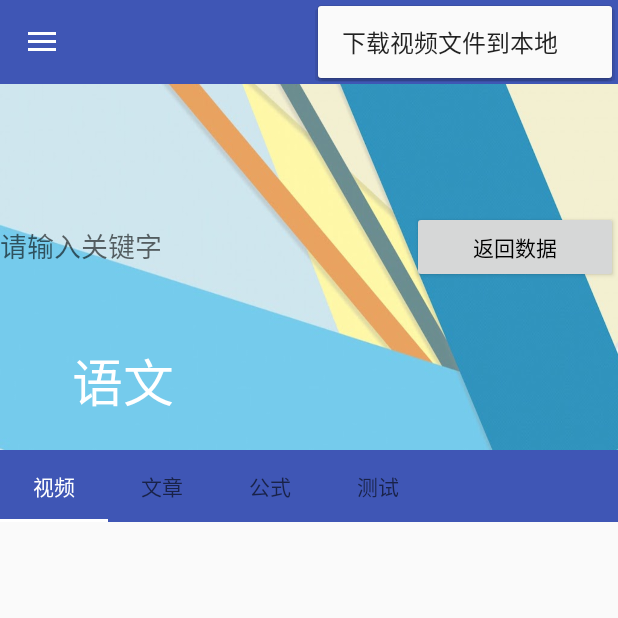
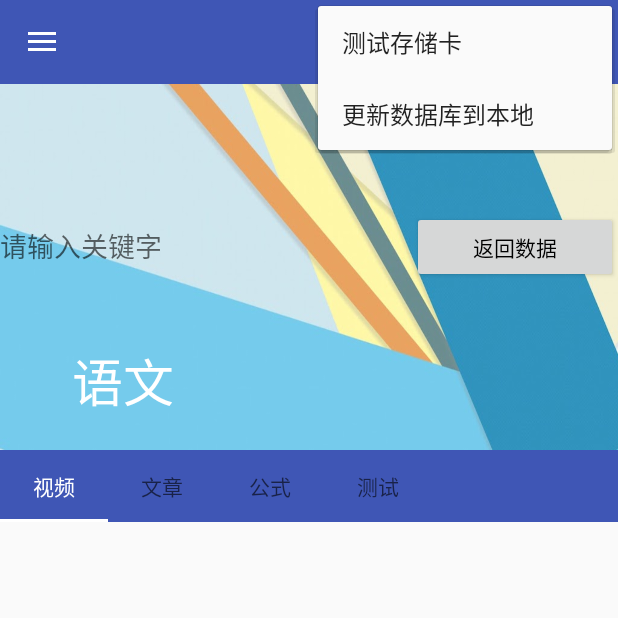
Before and after one commit to sailman99/gaokao, an Android app: the screen it shows after launch (MyActivity), with the options menu open, on a phone screen of 412 x 824 dp, the top half of it. Run offline under Robolectric (Android 15) with nearby library versions, the phone set to English and light mode, and no system bars.

Commit message:
20170818

```diff
--- /dev/null
+++ b/app/src/main/java/com/sailman/gaokao/DBHelper.java
@@ -0,0 +1,65 @@
+
+package com.sailman.gaokao;
+
+
+
+import android.content.Context;
+import android.database.Cursor;
+import android.database.sqlite.SQLiteDatabase;
+import android.database.sqlite.SQLiteOpenHelper;
+
+public class DBHelper extends SQLiteOpenHelper {
+
+	private static final String DATABASE_NAME = "gaokao.db";
+	private static final int DATABASE_VERSION = 1;
+	private Context context;
+	public DBHelper(Context context) {
+		//CursorFactory设置为null,使用默认值
+		super(context, DATABASE_NAME, null, DATABASE_VERSION);
+		this.context=context;
+	}
+
+
+	@Override
+	public void onCreate(SQLiteDatabase db) {
+		try{
+			// TODO Auto-generated method stub
+
+			db.execSQL("CREATE TABLE IF NOT EXISTS gaokao_vedioartitle(vedioartitleid integer PRIMARY KEY," +
+					"title char(400)," +
+					"url   char(400)," +
+					"subjectid char(3)," +
+					"typeid char(3)," +
+					"keyword char(200)," +
+					"imageurl char(400)," +
+					"comments char(1200)," +
+					"publication date," +
+					"inputdate date," +
+					"labelclassificationid integer," +
+					"subjectchapterid integer," +
+					"vedio char(1)," +
+					"content char(1)," +
+					"learn char(1)," +
+					"stay char(1))");
+			db.execSQL("CREATE TABLE IF NOT EXISTS gaokao_labelclassification(labelclassificationid integer PRIMARY KEY," +
+					"subjectid char(3)," +
+					"labelname char(40))");
+			db.execSQL("CREATE TABLE IF NOT EXISTS gaokao_subjectchapter(subjectchapterid integer PRIMARY KEY," +
+					"subjectid char(3)," +
+					"chaptername char(40))");
+			db.execSQL("CREATE TABLE IF NOT EXISTS gaokao_lookrec(vedioartitleid integer ," +
+					"lookdate date,  PRIMARY KEY(vedioartitleid,lookdate))");
+
+		}catch(Exception e){
+			System.out.println(e.toString());
+		}
+
+	}
+
+	@Override
+	public void onUpgrade(SQLiteDatabase db, int oldVersion, int newVersion) {
+		// TODO Auto-generated method stub
+
+	}
+
+}
--- /dev/null
+++ b/app/src/main/java/com/sailman/gaokao/DbAdaptor.java
@@ -0,0 +1,39 @@
+
+package com.sailman.gaokao;
+
+import android.content.Context;
+import android.database.sqlite.SQLiteDatabase;
+
+public class DbAdaptor {
+
+
+	 private static int count;
+	 private static DbAdaptor dbAdaptor = null;
+	 private SQLiteDatabase db;
+
+
+
+	 private DbAdaptor(Context ctx){
+		  DBHelper help = new DBHelper(ctx);
+		  db = help.getWritableDatabase();
+	 }
+	 public SQLiteDatabase getdb(){
+		 return db;
+	 }
+	 public static DbAdaptor getInstance(Context ctx){
+		  if(null == dbAdaptor){
+			  dbAdaptor = new DbAdaptor(ctx);
+		  }
+		  count++;
+
+		  return dbAdaptor;
+	 }
+
+	 public void release(){
+		 count--;
+		 if(count == 0){
+		  	db.close();
+		  	dbAdaptor = null;
+		 }
+	 }
+}
--- a/app/src/main/java/com/sailman/gaokao/MyFragment.java
+++ b/app/src/main/java/com/sailman/gaokao/MyFragment.java
@@ -1,46 +1,21 @@
-/*
- *
- *  *
- *  *  *
- *  *  *  * ===================================
- *  *  *  * Copyright (c) 2016.
- *  *  *  * 作者：安卓猴
- *  *  *  * 微博：@安卓猴
- *  *  *  * 博客：http://sunjiajia.com
- *  *  *  * Github：https://github.com/opengit
- *  *  *  *
- *  *  *  * 注意**：如果您使用或者修改该代码，请务必保留此版权信息。
- *  *  *  * ===================================
- *  *  *
- *  *  *
- *  *
- *
- */
 
 package com.sailman.gaokao;
 
 import android.content.Intent;
 import android.os.Bundle;
-import android.os.Handler;
 import android.support.annotation.Nullable;
 import android.support.v4.app.Fragment;
 import android.support.v4.widget.SwipeRefreshLayout;
-import android.support.v7.widget.GridLayoutManager;
 import android.support.v7.widget.LinearLayoutManager;
 import android.support.v7.widget.RecyclerView;
-import android.support.v7.widget.StaggeredGridLayoutManager;
-import android.util.Log;
 import android.view.LayoutInflater;
 import android.view.View;
 import android.view.ViewGroup;
 
 import com.sailman.gaokao.adapter.MyRecyclerViewAdapter;
-import com.sailman.gaokao.utils.SnackbarUtil;
 
 import org.json.JSONArray;
 
-import java.util.ArrayList;
-import java.util.Arrays;
 
 /**
  * Created by Monkey on 2015/6/29.
@@ -65,8 +40,16 @@ public class MyFragment extends Fragment
   private static final int SPAN_COUNT = 2;
   private int flag = 0;
 
+  private String label_ThreadVar;
+  private String chapter_ThreadVar;
 
+  public void setLabel_ThreadVar(String label_threadVar){
+    this.label_ThreadVar=label_threadVar;
+  }
 
+  public void setChapter_ThreadVar(String chapter_threadVar){
+    this.chapter_ThreadVar=chapter_threadVar;
+  }
   public void addData(String vedioartitle){
       mRecyclerViewAdapter.mDatas.clear();
      // ArrayList<Gaokao_vedioartitleSendPhone> gaokao_vedioartitleSendPhoneList = new ArrayList<>();
@@ -212,6 +195,8 @@ public class MyFragment extends Fragment
     intent.putExtra("content",gaokao_vedioartitleSendPhone.getContent());
     intent.putExtra("learn",gaokao_vedioartitleSendPhone.getLearn());
     intent.putExtra("stay",gaokao_vedioartitleSendPhone.getStay());
+    intent.putExtra("label_ThreadVar",label_ThreadVar);
+    intent.putExtra("chapter_ThreadVar",chapter_ThreadVar);
     startActivity(intent);
   }
 
--- a/app/src/main/java/com/sailman/gaokao/adapter/MyRecyclerViewAdapter.java
+++ b/app/src/main/java/com/sailman/gaokao/adapter/MyRecyclerViewAdapter.java
@@ -23,8 +23,10 @@ import android.app.Activity;
 import android.content.Context;
 import android.graphics.Bitmap;
 import android.graphics.Color;
+import android.graphics.drawable.Drawable;
 import android.os.Handler;
 import android.os.Message;
+import android.support.annotation.Nullable;
 import android.support.v7.widget.RecyclerView;
 import android.util.Log;
 import android.view.LayoutInflater;
@@ -58,12 +60,12 @@ public class MyRecyclerViewAdapter extends RecyclerView.Adapter<MyRecyclerViewHo
   }
 
   public Context mContext;
-  public String  rootPath;
+  public String[]  rootPath;
   public List<Gaokao_vedioartitleSendPhone> mDatas;
   public LayoutInflater mLayoutInflater;
 
 
-  public MyRecyclerViewAdapter(Context mContext, String rootPath) {
+  public MyRecyclerViewAdapter(Context mContext, String[] rootPath) {
     this.rootPath=rootPath;
     this.mContext = mContext;
     mLayoutInflater = LayoutInflater.from(mContext);
@@ -115,26 +117,28 @@ public class MyRecyclerViewAdapter extends RecyclerView.Adapter<MyRecyclerViewHo
     }else{
         holder.mCard.setBackgroundColor(Color.parseColor("#f5e7f4"));
     }
+    holder.mVedio.setText("");
     if("0".equals(gaokao_vedioartitleSendPhone.getVedio()))
         holder.mVedio.setText("视频清晰");
     if("1".equals(gaokao_vedioartitleSendPhone.getVedio()))
       holder.mVedio.setText("视频一般");
     if("2".equals(gaokao_vedioartitleSendPhone.getVedio()))
       holder.mVedio.setText("视频模糊");
-
+    holder.mContent.setText("");
     if("0".equals(gaokao_vedioartitleSendPhone.getContent()))
       holder.mContent.setText("内容很好");
     if("1".equals(gaokao_vedioartitleSendPhone.getContent()))
       holder.mContent.setText("内容一般");
     if("2".equals(gaokao_vedioartitleSendPhone.getContent()))
       holder.mContent.setText("没有价值");
-
+    holder.mLearn.setText("");
     if("0".equals(gaokao_vedioartitleSendPhone.getLearn()))
       holder.mLearn.setText("很有借鉴");
     if("1".equals(gaokao_vedioartitleSendPhone.getLearn()))
       holder.mLearn.setText("我已掌握");
     if("2".equals(gaokao_vedioartitleSendPhone.getLearn()))
       holder.mLearn.setText("全是废话");
+    holder.mStay.setText("");
     if("0".equals(gaokao_vedioartitleSendPhone.getStay()))
       holder.mStay.setText("要反复看");
     if("1".equals(gaokao_vedioartitleSendPhone.getStay()))
@@ -146,11 +150,14 @@ public class MyRecyclerViewAdapter extends RecyclerView.Adapter<MyRecyclerViewHo
     holder.mMaxlookdate.setText(gaokao_vedioartitleSendPhone.getMaxlookdate());
 
     String[] imgname=gaokao_vedioartitleSendPhone.getUrl().split("/");
-    if(MyTools.imgfileIsExists(rootPath,imgname[imgname.length-1])){
-      Bitmap bitmap = MyTools.getLoacalBitmap(rootPath+"/gaokaoimg/"+imgname[imgname.length-1]+".png");
+    Bitmap bitmap = MyTools.imgfileIsExists(rootPath,imgname[imgname.length-1]);
+    if(bitmap!=null){
+      holder.mPicture.setImageBitmap(bitmap);
 
-      holder.mPicture.setImageBitmap(bitmap);
+    }else{
+        holder.mPicture.setImageResource(R.drawable.ic_user_backgroup_black);
     }
+
 
   }
 
--- a/app/src/main/res/layout/item_main.xml
+++ b/app/src/main/res/layout/item_main.xml
@@ -103,13 +103,13 @@
             android:id="@+id/id_keyword"
             android:layout_width="wrap_content"
             android:layout_height="wrap_content"
-            android:textColor="#000000"
+            android:textColor="#2e56f5"
             android:textSize="12sp" />
         <TextView
             android:id="@+id/id_comments"
             android:layout_width="wrap_content"
             android:layout_height="wrap_content"
-            android:textColor="#000000"
+            android:textColor="#ef2424"
             android:textSize="12sp" />
     </LinearLayout>
     <LinearLayout
--- a/app/src/main/res/menu/menu_my.xml
+++ b/app/src/main/res/menu/menu_my.xml
@@ -26,4 +26,9 @@
       android:title="@string/action_settings"
       android:orderInCategory="100"
       app:showAsAction="never"/>
+  <item
+      android:id="@+id/download_db"
+      android:title="@string/download_db"
+      android:orderInCategory="200"
+      app:showAsAction="never"/>
 </menu>
--- a/app/src/main/res/values/strings.xml
+++ b/app/src/main/res/values/strings.xml
@@ -21,7 +21,8 @@
   <string name="app_name">高考加油</string>
 
   <string name="toolbar_title">高考加油</string>
-  <string name="action_settings">下载视频文件到本地</string>
+  <string name="action_settings">测试存储卡</string>
+  <string name="download_db">更新数据库到本地</string>
   <string name="open">打开</string>
   <string name="close">关闭</string>
   <string name="header_author_name">高考加油</string>
```
Also changed, not shown: app/src/main/java/com/sailman/gaokao/DownloadFileService.java (+4 -3 lines), app/src/main/java/com/sailman/gaokao/LocalVideoActivity.java (+5 -4 lines), app/src/main/java/com/sailman/gaokao/MyActivity.java (+27 -1 lines), app/src/main/java/com/sailman/gaokao/MyApp.java (+9 -0 lines), app/src/main/java/com/sailman/gaokao/MyTools.java (+21 -17 lines), app/src/main/java/com/sailman/gaokao/PlayActivity.java (+13 -6 lines), app/src/main/res/layout/play_main.xml (+18 -18 lines), app/src/main/res/drawable/ic_user_backgroup_black.png (added), app/src/main/res/drawable/mn6340539651681419778.png (deleted).
